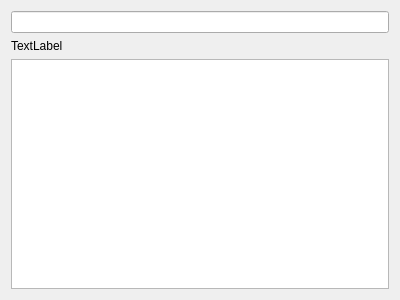
Before: the Qt Designer form src/ISearchToolWidget.ui in ntruchsess/QLandkarteGT, drawn with Qt 5.
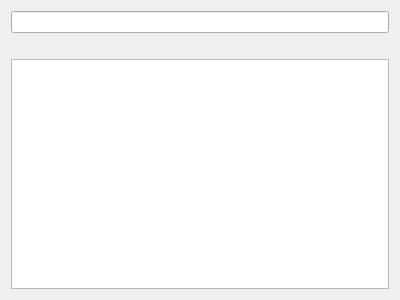
After: the same form once the commit is applied.

```diff
--- a/src/ISearchToolWidget.ui
+++ b/src/ISearchToolWidget.ui
@@ -19,7 +19,7 @@
    <item>
     <widget class="QLabel" name="labelStatus" >
      <property name="text" >
-      <string>TextLabel</string>
+      <string/>
      </property>
      <property name="wordWrap" >
       <bool>true</bool>
```
Left out of the diff: 2 changed lines with no effect on the pictures.
